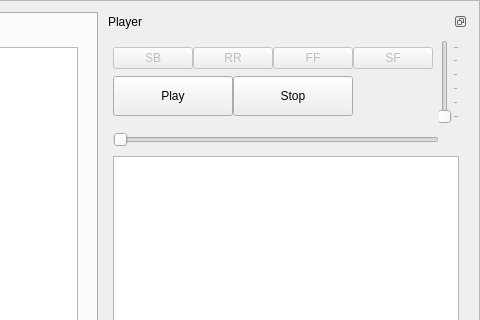
Old version of the form controller/src/QtUi/QtAvInterface.ui in the repository BackupTheBerlios/openmm; both pictures show x 320 to 800 and y 0 to 320 of the 800 by 480 pixel window.
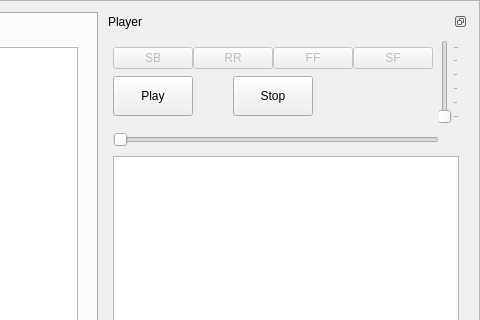
New version of the form.

Commit message: CHG refactored classes in QtAvInterface, marked them with prefix Qt.

Patch:
```diff
--- a/controller/src/QtUi/QtAvInterface.ui
+++ b/controller/src/QtUi/QtAvInterface.ui
@@ -124,6 +124,12 @@
        <verstretch>0</verstretch>
       </sizepolicy>
      </property>
+     <property name="minimumSize">
+      <size>
+       <width>150</width>
+       <height>207</height>
+      </size>
+     </property>
      <property name="floating">
       <bool>false</bool>
      </property>
@@ -224,14 +230,14 @@
            <item row="1" column="0" colspan="2">
             <widget class="QPushButton" name="_playButton">
              <property name="sizePolicy">
-              <sizepolicy hsizetype="Minimum" vsizetype="Fixed">
+              <sizepolicy hsizetype="Fixed" vsizetype="Fixed">
                <horstretch>0</horstretch>
                <verstretch>0</verstretch>
               </sizepolicy>
              </property>
              <property name="minimumSize">
               <size>
-               <width>0</width>
+               <width>80</width>
                <height>40</height>
               </size>
              </property>
@@ -249,14 +255,14 @@
            <item row="1" column="2" colspan="3">
             <widget class="QPushButton" name="_stopButton">
              <property name="sizePolicy">
-              <sizepolicy hsizetype="Minimum" vsizetype="Fixed">
+              <sizepolicy hsizetype="Fixed" vsizetype="Fixed">
                <horstretch>0</horstretch>
                <verstretch>0</verstretch>
               </sizepolicy>
              </property>
              <property name="minimumSize">
               <size>
-               <width>0</width>
+               <width>80</width>
                <height>40</height>
               </size>
              </property>
@@ -277,14 +283,14 @@
            <item row="1" column="5">
             <widget class="QWidget" name="_networkActivity" native="true">
              <property name="sizePolicy">
-              <sizepolicy hsizetype="Minimum" vsizetype="Fixed">
+              <sizepolicy hsizetype="Fixed" vsizetype="Fixed">
                <horstretch>0</horstretch>
                <verstretch>0</verstretch>
               </sizepolicy>
              </property>
              <property name="minimumSize">
               <size>
-               <width>0</width>
+               <width>40</width>
                <height>40</height>
               </size>
              </property>
```
Left out of the diff: 54 changed lines with no effect on the pictures. The commit also changes 2 other files.
